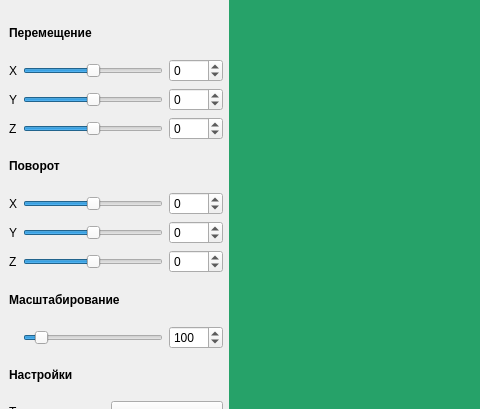
Old version of the form src/view/ui/mainwindow.ui in the repository Oleg-Sl/CPP4_3DViewer; both pictures show x 0 to 480 and y 164 to 573 of the 951 by 1021 pixel window.
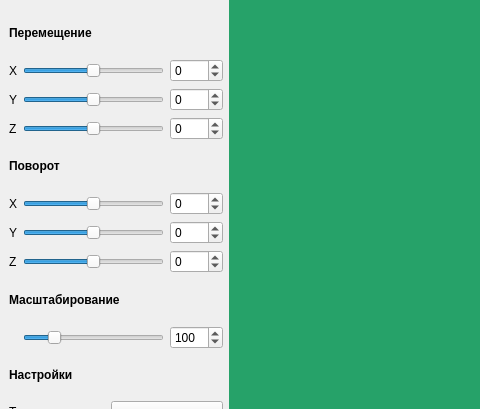
New version of the form.

What changed in the file:
```diff
--- a/src/view/ui/mainwindow.ui
+++ b/src/view/ui/mainwindow.ui
@@ -431,10 +431,13 @@
         <item row="13" column="1" colspan="3">
          <widget class="QSlider" name="sliderScale">
           <property name="minimum">
-           <number>10</number>
+           <number>5</number>
           </property>
           <property name="maximum">
-           <number>1000</number>
+           <number>500</number>
+          </property>
+          <property name="pageStep">
+           <number>5</number>
           </property>
           <property name="value">
            <number>100</number>
@@ -690,10 +693,10 @@
         <item row="13" column="4">
          <widget class="QSpinBox" name="scale">
           <property name="minimum">
-           <number>10</number>
+           <number>5</number>
           </property>
           <property name="maximum">
-           <number>1000</number>
+           <number>500</number>
           </property>
           <property name="value">
            <number>100</number>
```
Left out of the diff: 7 changed lines with no effect on the pictures.
